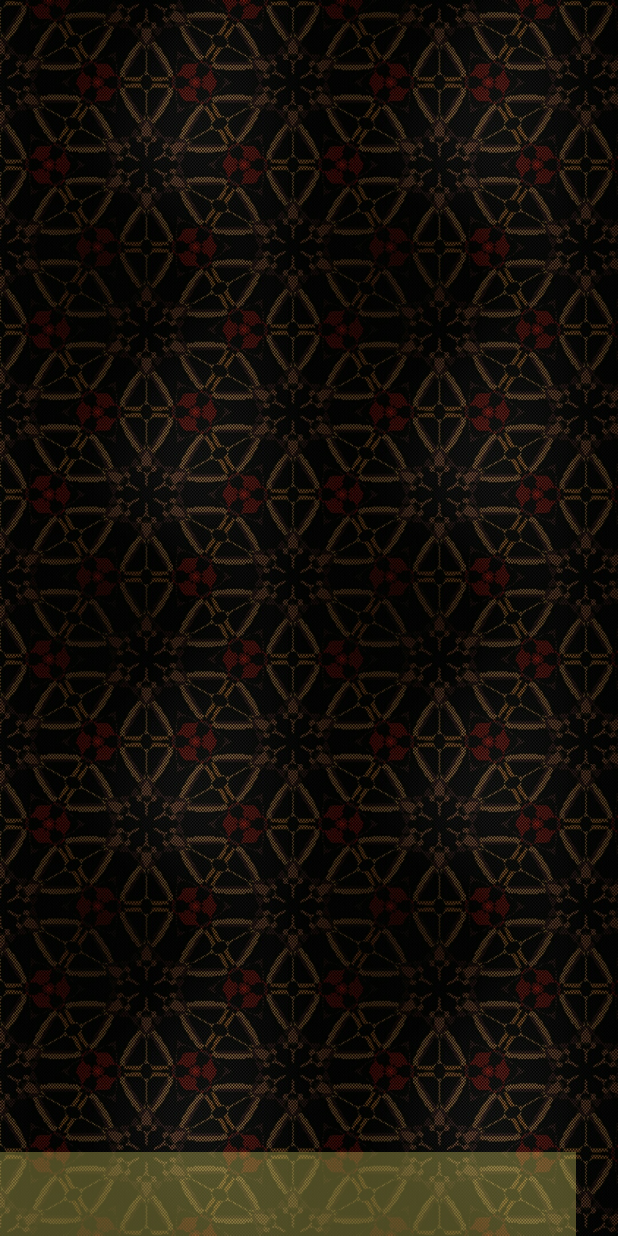
After one commit to Bhargav0528/EventManager, an Android app: the layout activity_main2.xml on its own in the app's theme, with its tools: preview values and no code run, on a phone screen of 412 x 824 dp. The commit adds this screen. Run offline under Robolectric (Android 15) with nearby library versions, the phone set to English and light mode, and no system bars.

Commit message:
Added comment

```diff
--- a/app/src/main/java/com/example/bhargavbv/eventmanager/MainActivity.java
+++ b/app/src/main/java/com/example/bhargavbv/eventmanager/MainActivity.java
@@ -9,6 +9,7 @@ import android.os.StrictMode;
 import android.support.annotation.NonNull;
 import android.support.v7.app.AppCompatActivity;
 import android.os.Bundle;
+import android.support.v7.widget.Toolbar;
 import android.util.Log;
 import android.view.View;
 import android.widget.Button;
@@ -57,7 +58,6 @@ public class MainActivity extends AppCompatActivity {
     protected void onCreate(Bundle savedInstanceState) {
         super.onCreate(savedInstanceState);
         setContentView(R.layout.activity_main);
-
         settings = (Button)findViewById(R.id.settings);
         settings.setOnClickListener(new View.OnClickListener() {
             @Override
--- a/app/src/main/res/layout/activity_login.xml
+++ b/app/src/main/res/layout/activity_login.xml
@@ -39,4 +39,10 @@
         android:layout_height="wrap_content"
         android:layout_centerHorizontal="true"
         android:layout_marginTop="350dp"/>
+
+    <com.facebook.login.widget.LoginButton
+        android:id="@+id/button_facebook_login"
+        android:layout_width="wrap_content"
+        android:layout_height="wrap_content"
+        android:layout_centerInParent="true" />
 </RelativeLayout>
--- a/app/src/main/res/layout/activity_main.xml
+++ b/app/src/main/res/layout/activity_main.xml
@@ -23,5 +23,4 @@
         android:text="Settings"
         android:id="@+id/settings"/>
 
-
 </LinearLayout>
--- /dev/null
+++ b/app/src/main/res/layout/activity_main2.xml
@@ -0,0 +1,20 @@
+<?xml version="1.0" encoding="utf-8"?>
+<RelativeLayout
+    xmlns:android="http://schemas.android.com/apk/res/android"
+    xmlns:app="http://schemas.android.com/apk/res-auto"
+    xmlns:tools="http://schemas.android.com/tools"
+    android:layout_width="match_parent"
+    android:layout_height="match_parent"
+    android:background="@drawable/managerbg"
+    tools:context="com.example.bhargavbv.eventmanager.Main2Activity">
+    <android.support.v7.widget.Toolbar
+        android:id="@+id/navibar"
+        android:layout_width="384dp"
+        android:layout_height="56dp"
+        android:background="@color/coloropacity"
+        android:elevation="4dp"
+        android:theme="@style/ThemeOverlay.AppCompat.ActionBar"
+        app:popupTheme="@style/ThemeOverlay.AppCompat.Light"
+        android:layout_alignParentBottom="true"
+        />
+</RelativeLayout>
--- /dev/null
+++ b/app/src/main/res/menu/navimenu.xml
@@ -0,0 +1,4 @@
+<?xml version="1.0" encoding="utf-8"?>
+<menu xmlns:android="http://schemas.android.com/apk/res/android">
+
+</menu>
--- a/app/src/main/res/values/colors.xml
+++ b/app/src/main/res/values/colors.xml
@@ -3,4 +3,5 @@
     <color name="colorPrimary">#3F51B5</color>
     <color name="colorPrimaryDark">#303F9F</color>
     <color name="colorAccent">#FF4081</color>
+    <color name="coloropacity">#50f2e86f</color>
 </resources>
--- a/app/src/main/res/values/strings.xml
+++ b/app/src/main/res/values/strings.xml
@@ -1,3 +1,5 @@
 <resources>
     <string name="app_name">EventManager</string>
+    <string name="facebook_app_id">1968338016746014</string>
+    <string name="fb_login_protocol_scheme">fb1968338016746014</string>
 </resources>
--- a/build.gradle
+++ b/build.gradle
@@ -3,6 +3,7 @@
 buildscript {
     repositories {
         jcenter()
+        mavenCentral()
     }
     dependencies {
         classpath 'com.android.tools.build:gradle:2.3.3'
```
Also changed, not shown: app/build.gradle (+5 -3 lines), app/src/main/AndroidManifest.xml (+10 -1 lines), app/src/main/java/com/example/bhargavbv/eventmanager/Authentication/LoginActivity.java (+102 -2 lines), app/src/main/java/com/example/bhargavbv/eventmanager/Main2Activity.java (added, +47 -0 lines), app/src/main/res/drawable/fbbutton.png (added), app/src/main/res/drawable/managerbg.jpg (added).
